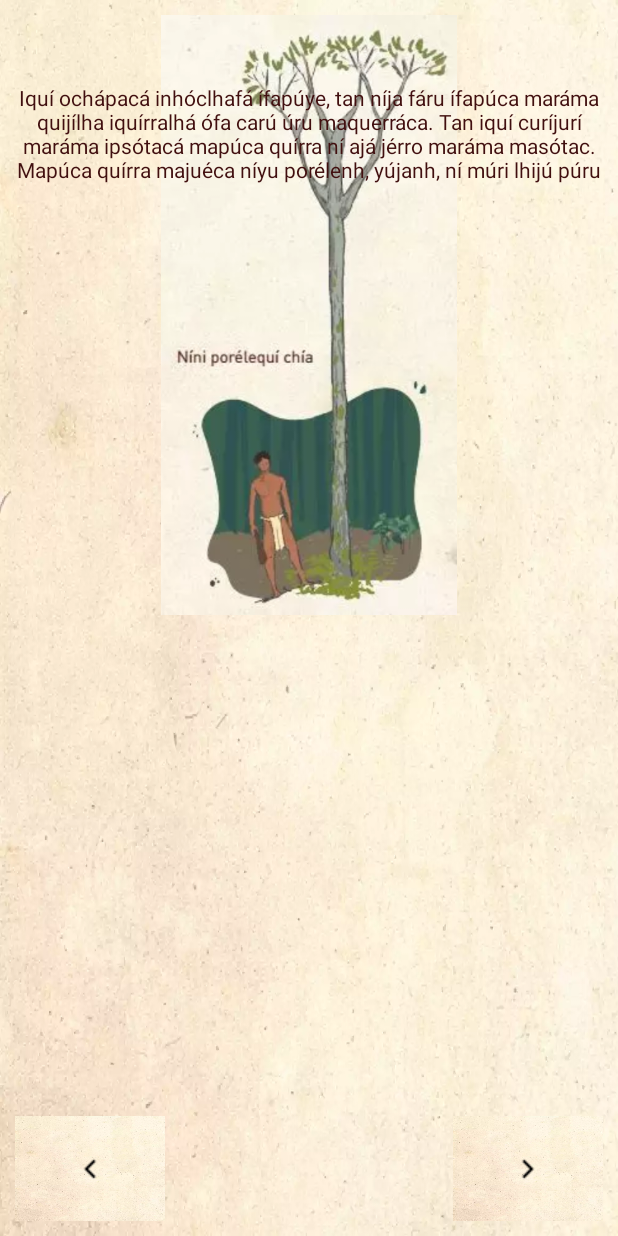
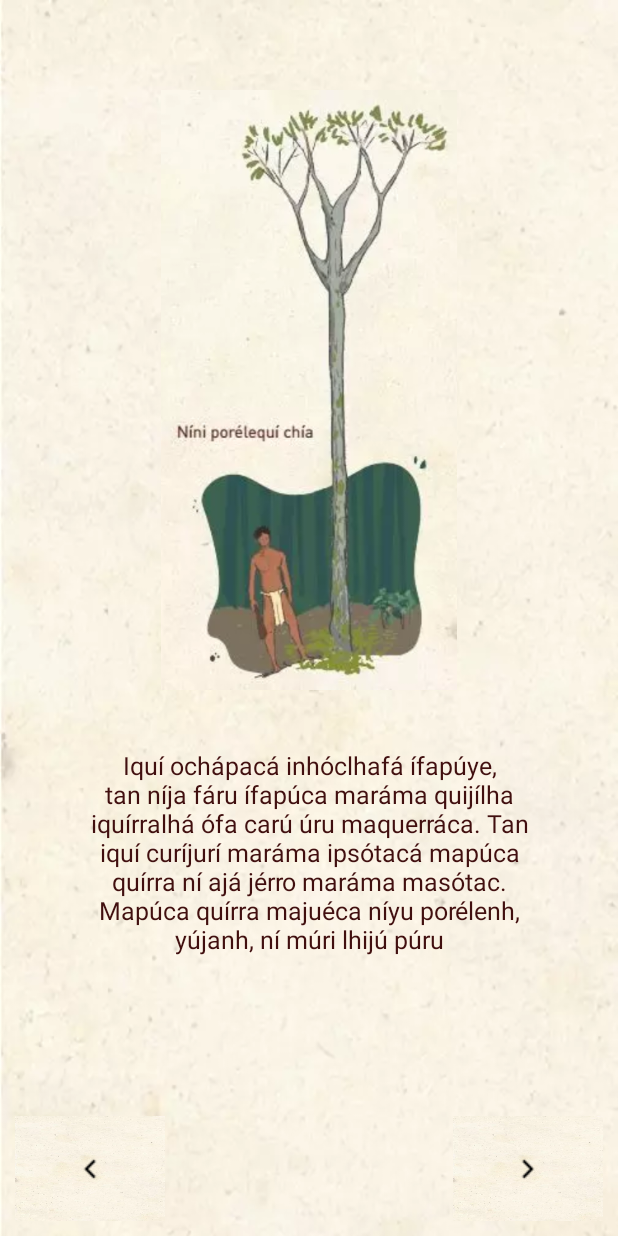
Before and after one commit to mariaisabel02/Diccionario-de-las-cosas-malecu, an Android app: the mapuca1 screen opened directly, with no data from a screen before it, on a phone screen of 412 x 824 dp. Run offline under Robolectric (Android 15) with nearby library versions, the phone set to English and light mode, and no system bars.

Commit message:
activiy mapuca 1 lista

```diff
--- a/Diccionario/app/src/main/res/layout/activity_mapuca.xml
+++ b/Diccionario/app/src/main/res/layout/activity_mapuca.xml
@@ -7,20 +7,28 @@
     android:background="@drawable/fondo"
     android:padding="10dp">
 
+    <LinearLayout
+        android:layout_width="match_parent"
+        android:layout_height="match_parent"
+        android:orientation="vertical"
+        android:padding="50dp">
 
         <ImageView
             android:layout_width="match_parent"
             android:layout_height="400dp"
+            android:layout_alignParentTop="true"
             android:layout_centerHorizontal="true"
-        android:layout_alignParentTop="true"
             android:src="@drawable/mapuca1" />
 
         <TextView
             android:layout_width="match_parent"
-        android:layout_height="126dp"
-        android:gravity="center"
+            android:layout_height="200dp"
+            android:autoSizeTextType="uniform"
+            android:autoSizeMaxTextSize="17sp"
             android:text="\n\nIquí ochápacá inhóclhafá ífapúye, tan níja fáru ífapúca maráma quijílha iquírralhá ófa carú úru maquerráca. Tan iquí curíjurí maráma ipsótacá mapúca quírra ní ajá jérro maráma masótac. Mapúca quírra majuéca níyu porélenh, yújanh, ní múri lhijú púru"
+            android:textAlignment="center"
             android:textColor="#410F0F" />
+    </LinearLayout>
 
     <RelativeLayout
         android:layout_width="match_parent"
```
Also changed, not shown: Diccionario/app/src/main/res/drawable/fondo.webp. Lines whose indentation alone changed are shown as unchanged.
